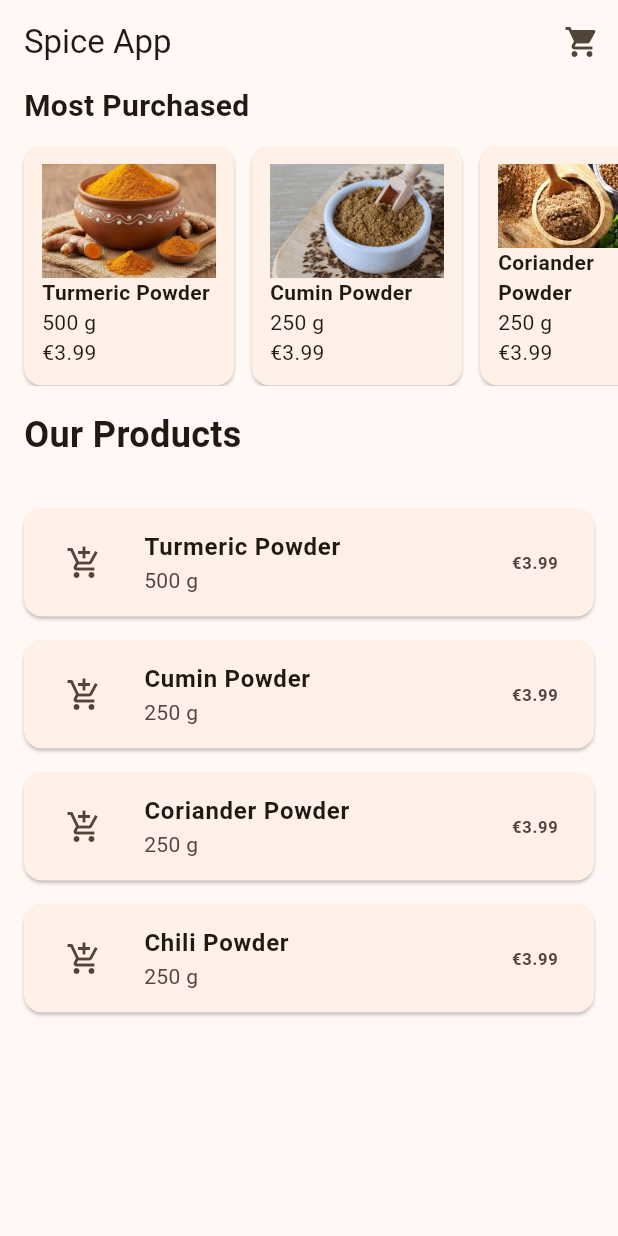
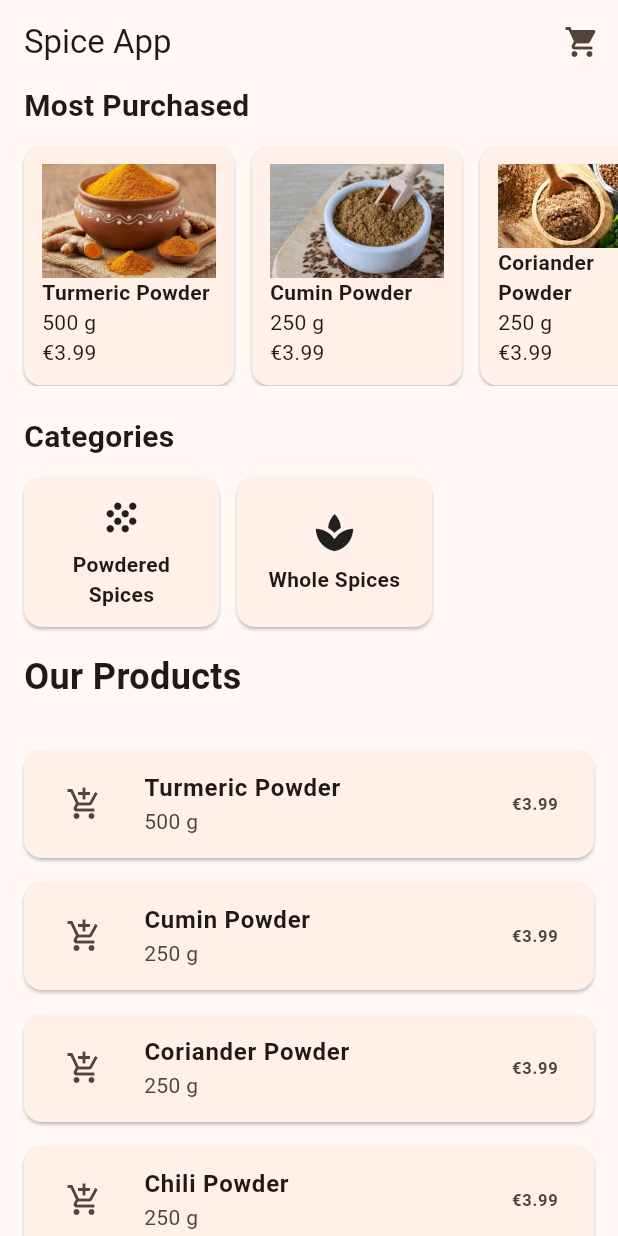
Before and after one commit to swastikdhakal07/SpiceApp, a Flutter app: the screen it shows after launch, on a phone screen of 412 x 824 dp. Run offline on Flutter 3.47's test engine with Material 3 defaults, Android fonts, the phone set to English and light mode, and no system bars.

Commit message:
Added Category section

```diff
--- a/lib/screens/home_screen.dart
+++ b/lib/screens/home_screen.dart
@@ -3,6 +3,7 @@ import '../widgets/product_card.dart';
 import '../data/products.dart';
 import '../models/product.dart';
 import '../widgets/most_purchased_section.dart';
+import '../widgets/category_section.dart';
 
 class HomeScreen extends StatefulWidget {
   const HomeScreen({super.key});
@@ -28,6 +29,8 @@ class _HomeScreenState extends State<HomeScreen> {
         crossAxisAlignment: CrossAxisAlignment.start,
         children: [
           const MostPurchasedSection(),
+          const SizedBox(height: 20),
+          const CategorySection(),
           const Padding(
             padding: EdgeInsets.all(16.0),
             child: Text(
--- /dev/null
+++ b/lib/widgets/category_section.dart
@@ -0,0 +1,69 @@
+import 'package:flutter/material.dart';
+
+class CategorySection extends StatelessWidget {
+  const CategorySection({super.key});
+
+  @override
+  Widget build(BuildContext context) {
+    return Column(
+      crossAxisAlignment: CrossAxisAlignment.start,
+      children: [
+        const Padding(
+          padding: EdgeInsets.symmetric(horizontal: 16.0),
+          child: Text(
+            'Categories',
+            style: TextStyle(fontSize: 20, fontWeight: FontWeight.bold),
+          ),
+        ),
+
+        const SizedBox(height: 12),
+
+        SizedBox(
+          height: 100,
+          child: ListView(
+            scrollDirection: Axis.horizontal,
+            padding: const EdgeInsets.symmetric(horizontal: 16.0),
+            children: const [
+              _CategoryCard(name: 'Powdered Spices', icon: Icons.grain),
+              _CategoryCard(name: 'Whole Spices', icon: Icons.spa),
+            ],
+          ),
+        ),
+      ],
+    );
+  }
+}
+
+class _CategoryCard extends StatelessWidget {
+  final String name;
+  final IconData icon;
+
+  const _CategoryCard({required this.name, required this.icon});
+
+  @override
+  Widget build(BuildContext context) {
+    return Card(
+      margin: const EdgeInsets.only(right: 12.0),
+      child: SizedBox(
+        width: 130,
+        child: Padding(
+          padding: const EdgeInsets.all(12.0),
+          child: Column(
+            mainAxisAlignment: MainAxisAlignment.center,
+            children: [
+              Icon(icon, size: 30),
+
+              const SizedBox(height: 6),
+
+              Text(
+                name,
+                textAlign: TextAlign.center,
+                style: const TextStyle(fontWeight: FontWeight.bold),
+              ),
+            ],
+          ),
+        ),
+      ),
+    );
+  }
+}
```
